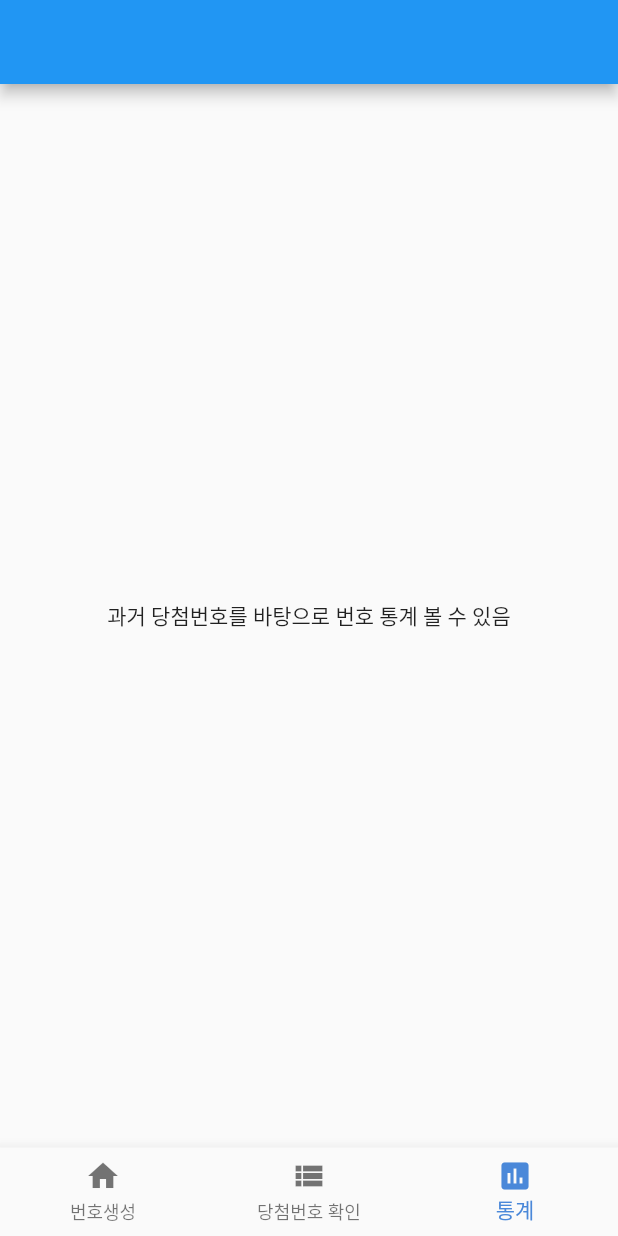
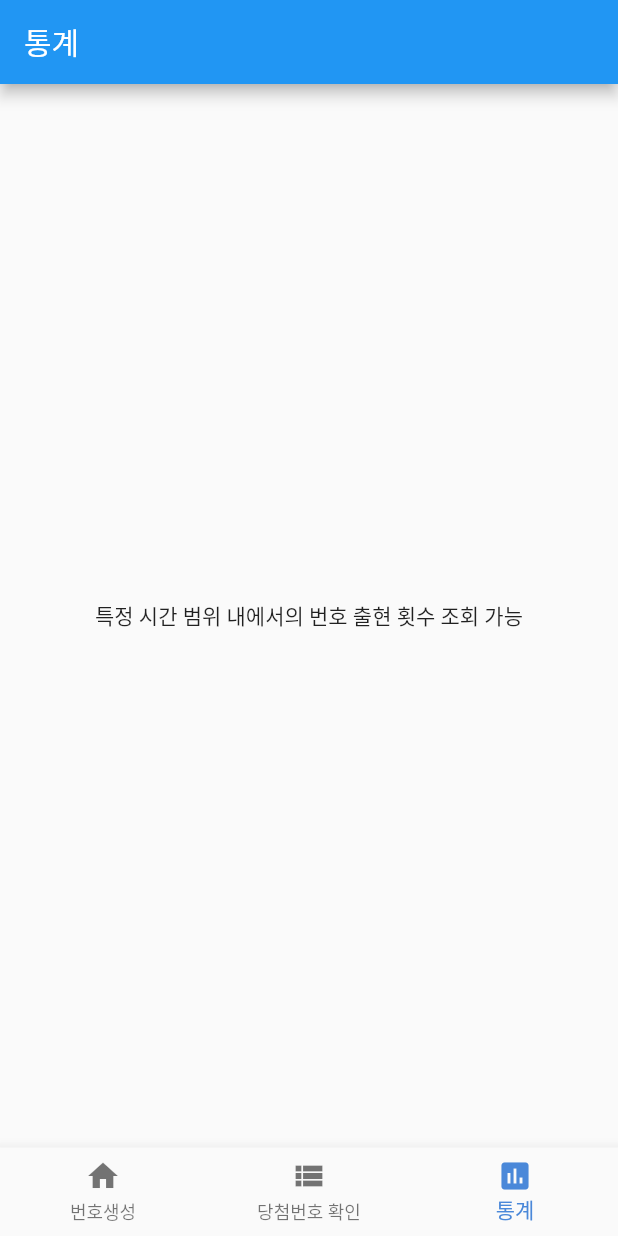
Before and after one commit to exodus0315/Jin_Lotto, a Flutter app: the screen it shows after launch, item 3 of the bottom bar chosen, on a phone screen of 412 x 824 dp. Run offline on Flutter 3.47's test engine with Material 2 defaults, Android fonts, the phone set to English and light mode, and no system bars.

Commit message:
develop add pages
다수 페이지 추가, 랜덤 기능 추가하려고 했으나 실패...

```diff
--- a/lib/main.dart
+++ b/lib/main.dart
@@ -1,5 +1,7 @@
 import 'package:flutter/material.dart';
 import 'lotto.dart';
+import 'pastLotto.dart';
+import 'statistic.dart';
 
 void main() {
   runApp(LottoApp());
@@ -27,17 +29,23 @@ class HomePage extends StatefulWidget {
 
 class _HomePageState extends State<HomePage> {
   int _selectedIndex = 0;
-  String _pageName = '';
+
+  String pageName() {
+    if (_selectedIndex == 0) {
+      return '로또 번호 생성';
+    } else if (_selectedIndex == 1) {
+      return '당첨 번호 확인';
+    } else if (_selectedIndex == 2) {
+      return '통계';
+    } else {
+      return '잘못된 페이지입니다.';
+    }
+  }
+
   static const List<Widget> _widgetOptions = <Widget>[
-    Text(
-      '로또 번호 생성가능한 페이지 (기본페이지로 사용)',
-    ),
-    Text(
-      '로또 과거 당첨번호 조회',
-    ),
-    Text(
-      '과거 당첨번호를 바탕으로 번호 통계 볼 수 있음',
-    ),
+    lotto(),
+    pastLottoPage(),
+    statisticPage(),
   ];
 
   void _onItemTapped(int index) {
@@ -46,17 +54,11 @@ class _HomePageState extends State<HomePage> {
     });
   }
 
-  void pageName() {
-    if (_selectedIndex == 0) {
-      _pageName = '로또 번호 생성';
-    }
-  }
-
   @override
   Widget build(BuildContext context) {
     return Scaffold(
       appBar: AppBar(
-        title: Text('$_pageName'),
+        title: Text(pageName()),
       ),
       body: Center(
         child: _widgetOptions.elementAt(_selectedIndex),
--- /dev/null
+++ b/lib/statistic.dart
@@ -0,0 +1,15 @@
+import 'package:flutter/material.dart';
+
+class statisticPage extends StatefulWidget {
+  const statisticPage({Key? key}) : super(key: key);
+
+  @override
+  State<statisticPage> createState() => _statisticPageState();
+}
+
+class _statisticPageState extends State<statisticPage> {
+  @override
+  Widget build(BuildContext context) {
+    return Container(child: Text('특정 시간 범위 내에서의 번호 출현 횟수 조회 가능'));
+  }
+}
```
Also changed, not shown: lib/lotto.dart (+36 -2 lines), lib/pastLotto.dart (added, +15 -0 lines).
